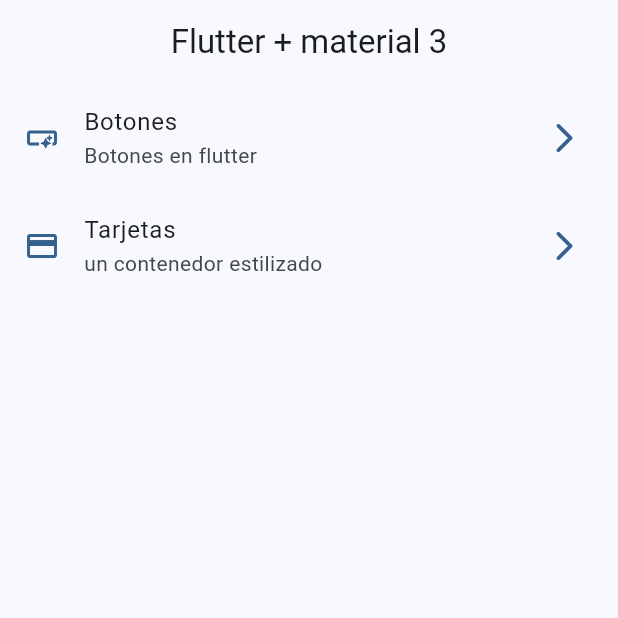
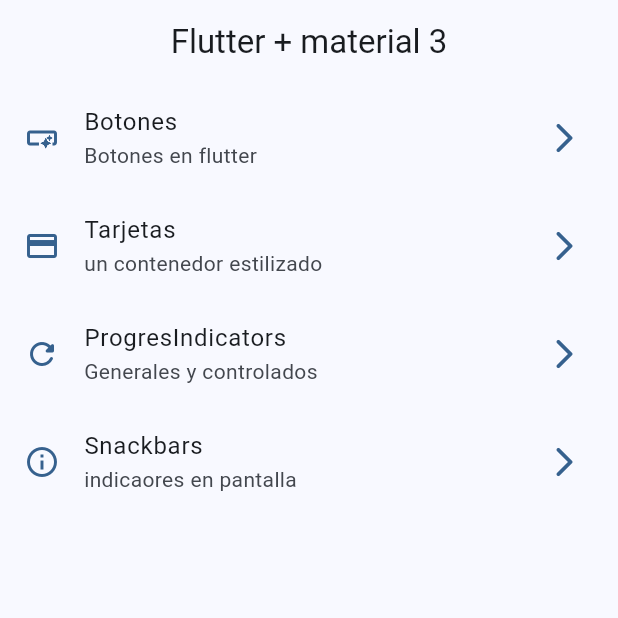
Before and after one commit to LuisMiguelCardenas/widges-app, a Flutter app: the screen it shows after launch, on a phone screen of 412 x 824 dp, the top half of it. Run offline on Flutter 3.47's test engine with Material 3 defaults, Android fonts, the phone set to English and light mode, and no system bars; our stand-ins replace go_router.

Commit message:
sanckbar terminado

```diff
--- a/lib/config/menu/menu_items.dart
+++ b/lib/config/menu/menu_items.dart
@@ -6,27 +6,32 @@
   final String link;
   final IconData icon;
 
-  const MenuItem({
-      required this.title,
+  const MenuItem(
+      {required this.title,
       required this.subtitle,
       required this.link,
-      required this.icon
-      });
+      required this.icon});
 }
-
 
 const appMenuItems = <MenuItem>[
   MenuItem(
-    title: 'Botones',
-    subtitle: 'Botones en flutter',
-    link: '/buttons' ,
-    icon: Icons.smart_button_outlined
-    ),
-
+      title: 'Botones',
+      subtitle: 'Botones en flutter',
+      link: '/buttons',
+      icon: Icons.smart_button_outlined),
   MenuItem(
-    title: 'Tarjetas',
-    subtitle: 'un contenedor estilizado',
-    link: '/cards' ,
-    icon: Icons.credit_card
-    )
+      title: 'Tarjetas',
+      subtitle: 'un contenedor estilizado',
+      link: '/cards',
+      icon: Icons.credit_card),
+  MenuItem(
+      title: 'ProgresIndicators',
+      subtitle: 'Generales y controlados',
+      link: '/progress',
+      icon: Icons.refresh_rounded),
+        MenuItem(
+      title: 'Snackbars',
+      subtitle: 'indicaores en pantalla',
+      link: '/snackbars',
+      icon: Icons.info_outlined)
 ];
--- a/lib/config/router/app_router.dart
+++ b/lib/config/router/app_router.dart
@@ -8,17 +8,27 @@
     GoRoute(
       name: HomeScreen.name,
       path: '/',
-      builder: (context, state) => const  HomeScreen(),
+      builder: (context, state) => const HomeScreen(),
     ),
     GoRoute(
       name: ButtonsScreen.name,
       path: '/buttons',
-      builder: (context, state) => const  ButtonsScreen(),
+      builder: (context, state) => const ButtonsScreen(),
     ),
     GoRoute(
       name: CardsScreen.name,
       path: '/cards',
-      builder: (context, state) => const  CardsScreen(),
+      builder: (context, state) => const CardsScreen(),
+    ),
+    GoRoute(
+      name: ProgressScreen.name,
+      path: '/progress',
+      builder: (context, state) => const ProgressScreen(),
+    ),
+        GoRoute(
+      name: SnackBarScreen.name,
+      path: '/snackbars',
+      builder: (context, state) => const SnackBarScreen(),
     ),
   ],
 );
--- a/lib/main.dart
+++ b/lib/main.dart
@@ -13,6 +13,7 @@
   @override
   Widget build(BuildContext context) {
     return MaterialApp.router(
+      title: 'Flutter widges',
       routerConfig: appRouter,
       debugShowCheckedModeBanner: false,
       theme: AppTheme( selectedColor: 0).getTheme(),
```
Also changed, not shown: lib/presentation/screens/progress_screen/progress_screen.dart (+62 -3 lines), lib/presentation/screens/snackbar/snackbar_screen.dart (+62 -3 lines).
